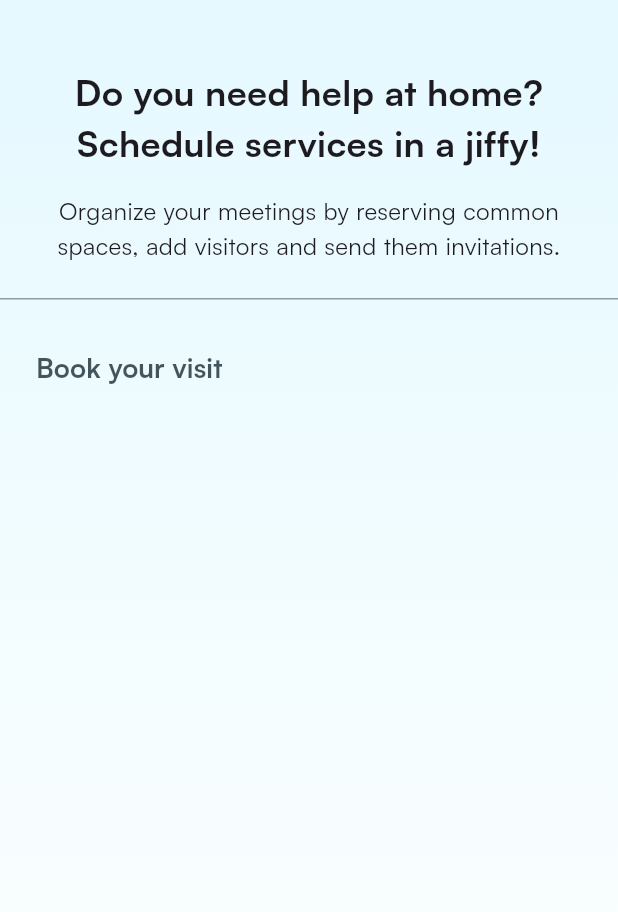
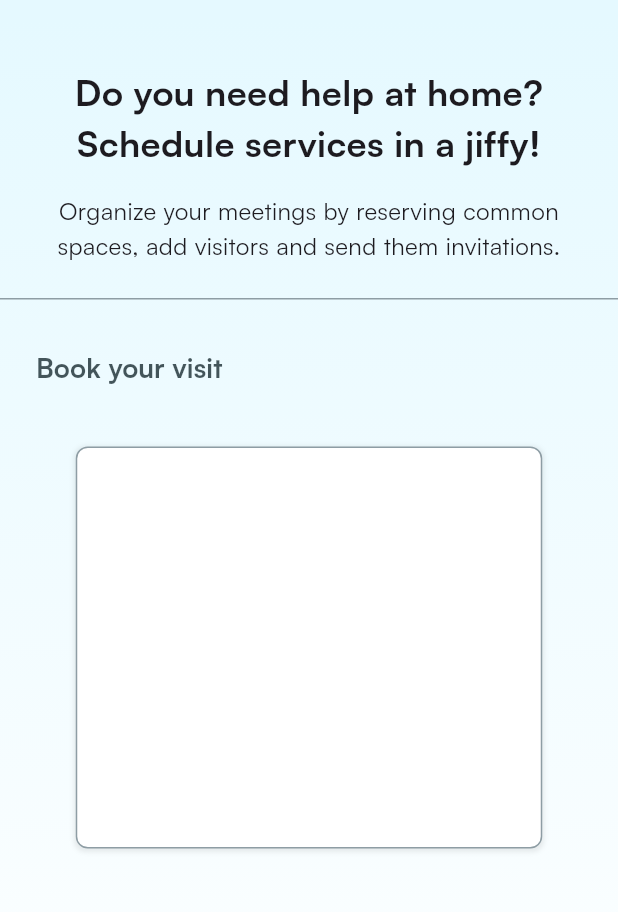
Before and after one commit to Jaime-A-Perez/EdiPro, a Flutter app: the screen it shows after launch, on a phone screen of 412 x 824 dp, the part 65-977 px from its top. Run offline on Flutter 3.47's test engine with Material 3 defaults, Android fonts, the phone set to English and light mode, and no system bars.

Commit message:
Create CustomCard stateless widget

```diff
--- /dev/null
+++ b/lib/presentation/widgets/custom_card.dart
@@ -0,0 +1,28 @@
+import 'package:flutter/material.dart';
+
+class CustomCard extends StatelessWidget {
+  const CustomCard({super.key});
+
+  @override
+  Widget build(BuildContext context) {
+    final theme = Theme.of(context);
+    return Container(
+      margin: const EdgeInsets.all(8),
+      padding: const EdgeInsets.all(8),
+      decoration: BoxDecoration(
+        borderRadius: BorderRadius.circular(8),
+        boxShadow: [BoxShadow(
+          color: Colors.black.withOpacity(0.08),
+          spreadRadius: 1,
+          blurRadius: 2,
+          offset: const Offset(0,1)
+          )],
+      color:theme.cardColor,
+        border: Border.all(
+          color: theme.dividerColor
+        )),
+      height: 268,
+      width: 311,
+    );
+  }
+}
--- a/lib/presentation/widgets/section_book.dart
+++ b/lib/presentation/widgets/section_book.dart
@@ -1,4 +1,4 @@
-import 'package:edi_pro/config/theme/app_theme.dart';
+import 'package:edi_pro/presentation/widgets/custom_card.dart';
 import 'package:flutter/material.dart';
 
 class SectionBook extends StatelessWidget {
@@ -8,7 +8,8 @@ class SectionBook extends StatelessWidget {
   Widget build(BuildContext context) {
     return const Column(
       children: [
-        _TitleSectionBook()
+        _TitleSectionBook(),
+        CustomCard(),
       ],
     );
   }
```
